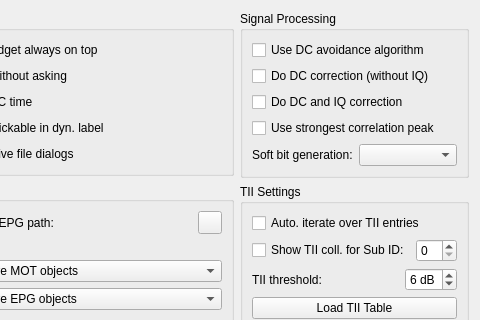
Old version of the form src/base/forms/configuration.ui in the repository tomneda/DABstar; both pictures show x 356 to 836 and y 0 to 320 of the 836 by 463 pixel window.
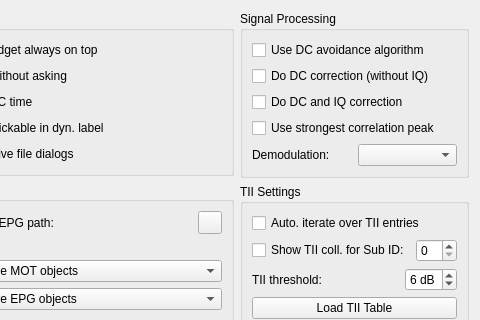
New version of the form. Icons and pictures are not drawn.

Commit message: Clarify demodulation setting labels

Diff of the .ui file:
```diff
--- a/src/base/forms/configuration.ui
+++ b/src/base/forms/configuration.ui
@@ -496,7 +496,7 @@
             <item>
              <widget class="QLabel" name="lbl_soft_bit_gen">
               <property name="text">
-               <string>Soft bit generation:</string>
+               <string>Demodulation:</string>
               </property>
              </widget>
             </item>
```
Left out of the diff: 6 changed lines with no effect on the pictures. The commit also changes 4 other files.
